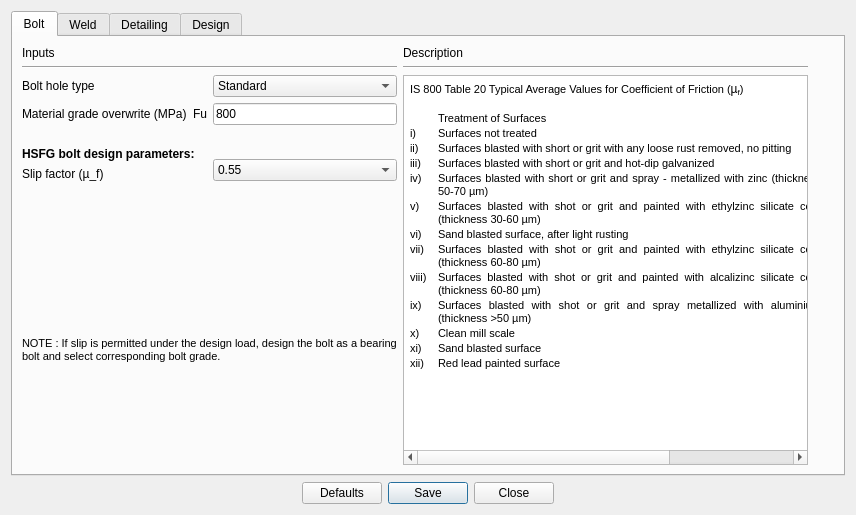
osdag-admin/Osdag, file Connections/Shear/Finplate/design_preferences.ui: the form before one commit.
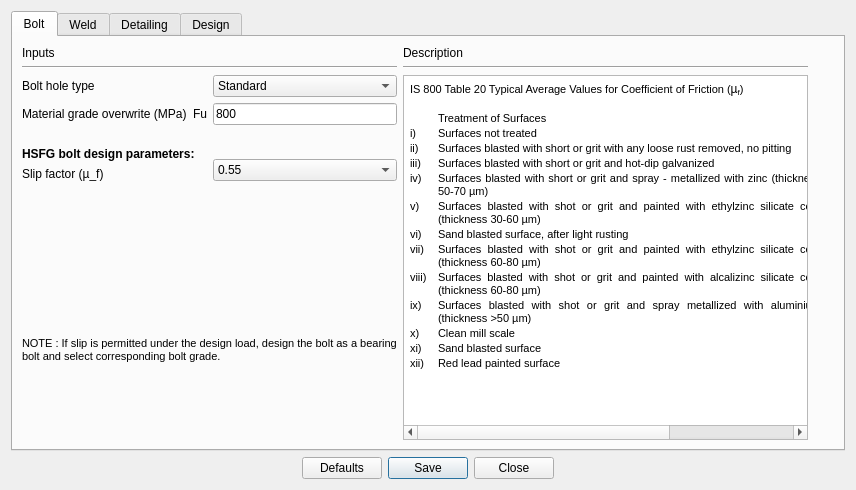
The form after the commit.

Patch:
```diff
--- a/Connections/Shear/Finplate/design_preferences.ui
+++ b/Connections/Shear/Finplate/design_preferences.ui
@@ -7,7 +7,7 @@
     <x>0</x>
     <y>0</y>
     <width>856</width>
-    <height>515</height>
+    <height>490</height>
    </rect>
   </property>
   <property name="windowTitle">
```
